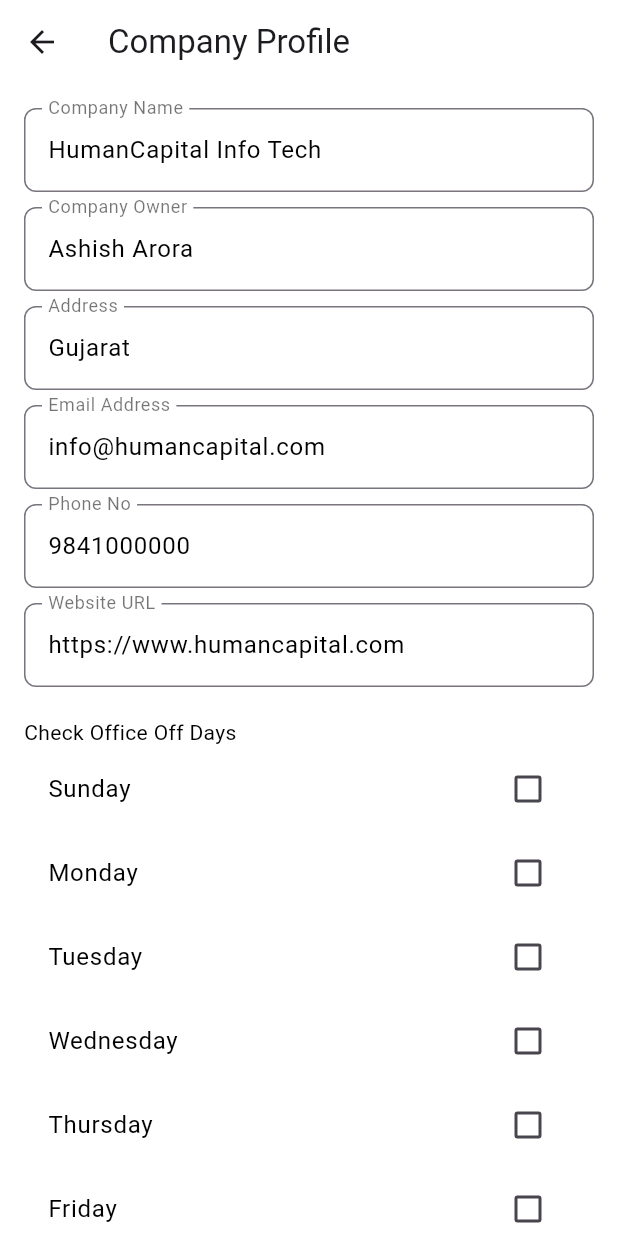
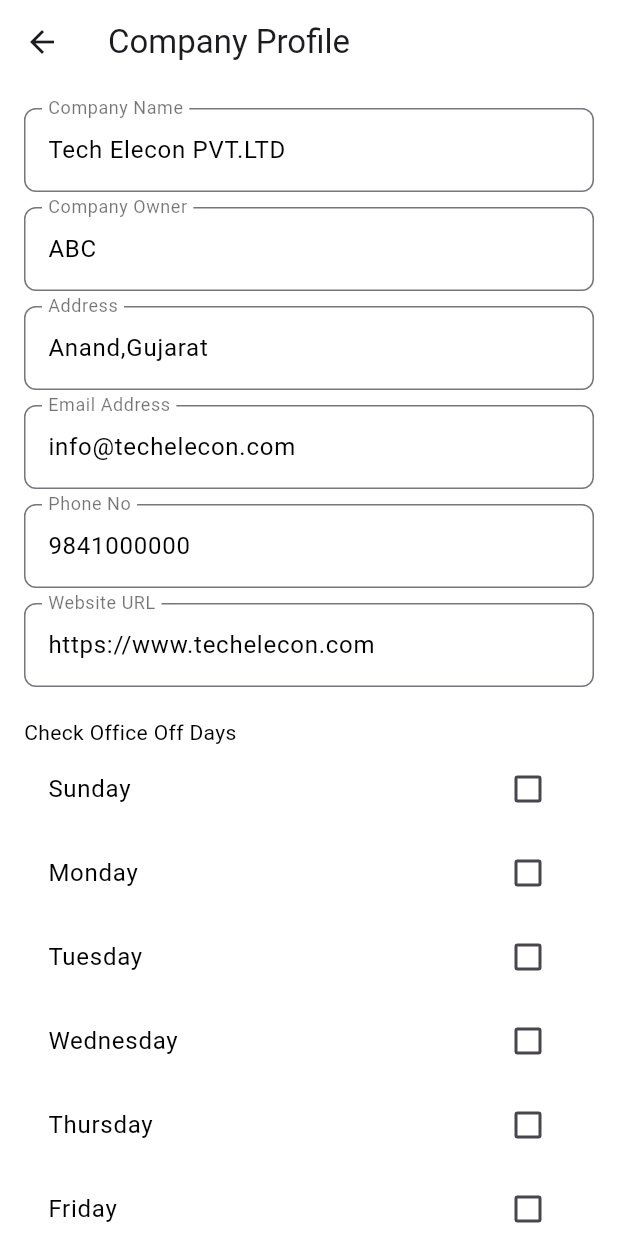
Before and after one commit to Rajdip1/HRMS, a Flutter app: the CompanyProfilePage screen opened directly, on a phone screen of 412 x 824 dp. Run offline on Flutter 3.47's test engine with Material 3 defaults, Android fonts, the phone set to English and light mode, and no system bars; our stand-ins replace cloud_firestore, csv, file_picker, firebase_auth, firebase_core, fluttertoast and 3 more; accounts and stored records are empty.

Commit message:
some changes

```diff
--- a/lib/employee_management/employee_home_screen.dart
+++ b/lib/employee_management/employee_home_screen.dart
@@ -51,9 +51,9 @@ class _EmployeeHomeScreenState extends State<EmployeeHomeScreen> {
             child: Column(
               children: [
                 Container(
-                    margin: EdgeInsets.only(right: 145),
+                    margin: EdgeInsets.only(right: 20),
                     child: Text(
-                      'Welcome to HRMS',
+                      'Welcome to Tech Elecon HRMS',
                       style: TextStyle(
                         fontSize: 20,
                       ),
--- a/lib/screens/company_profile.dart
+++ b/lib/screens/company_profile.dart
@@ -9,17 +9,17 @@ class CompanyProfilePage extends StatefulWidget {
 }
 class _CompanyProfilePageState extends State<CompanyProfilePage> {
   final TextEditingController companyNameController =
-  TextEditingController(text: "HumanCapital Info Tech");
+  TextEditingController(text: "Tech Elecon PVT.LTD");
   final TextEditingController companyOwnerController =
-  TextEditingController(text: "Ashish Arora");
+  TextEditingController(text: "ABC");
   final TextEditingController addressController =
-  TextEditingController(text: "Gujarat");
+  TextEditingController(text: "Anand,Gujarat");
   final TextEditingController emailController =
-  TextEditingController(text: "info@humancapital.com");
+  TextEditingController(text: "info@techelecon.com");
   final TextEditingController phoneController =
   TextEditingController(text: "9841000000");
   final TextEditingController websiteController =
-  TextEditingController(text: "https://www.humancapital.com");
+  TextEditingController(text: "https://www.techelecon.com");
 
   List<String> officeDays = [
     "Sunday",
--- a/lib/screens/dashboard_screen.dart
+++ b/lib/screens/dashboard_screen.dart
@@ -38,7 +38,7 @@ class _DashboardScreenState extends State<DashboardScreen> {
           crossAxisAlignment: CrossAxisAlignment.start,
           children: [
             Text(
-              "Welcome To HumanCapital HRMS",
+              "Welcome To Tech Elecon HRMS",
               style: TextStyle(fontSize: 17, fontWeight: FontWeight.bold, color: Colors.black),
             ),
             SizedBox(height: screenHeight * 0.015),
```
